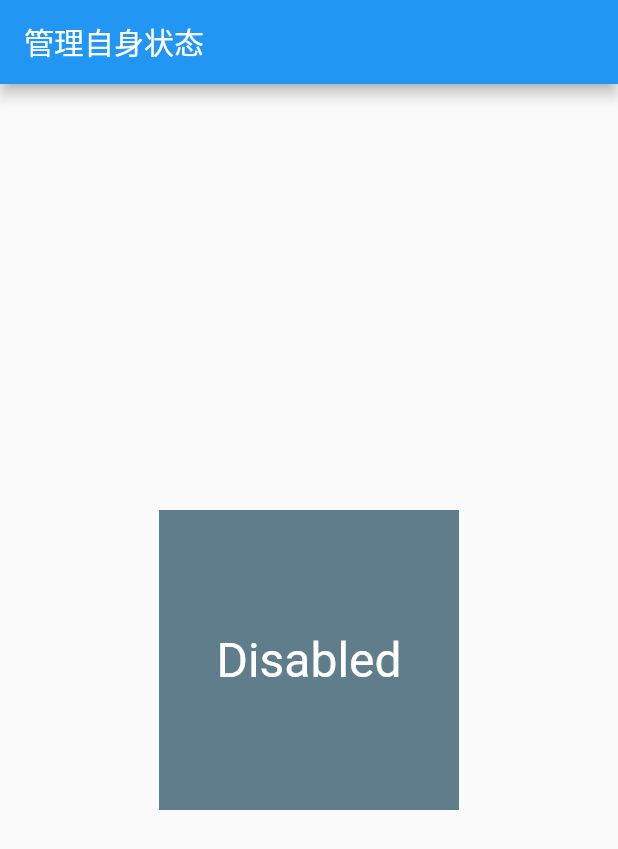
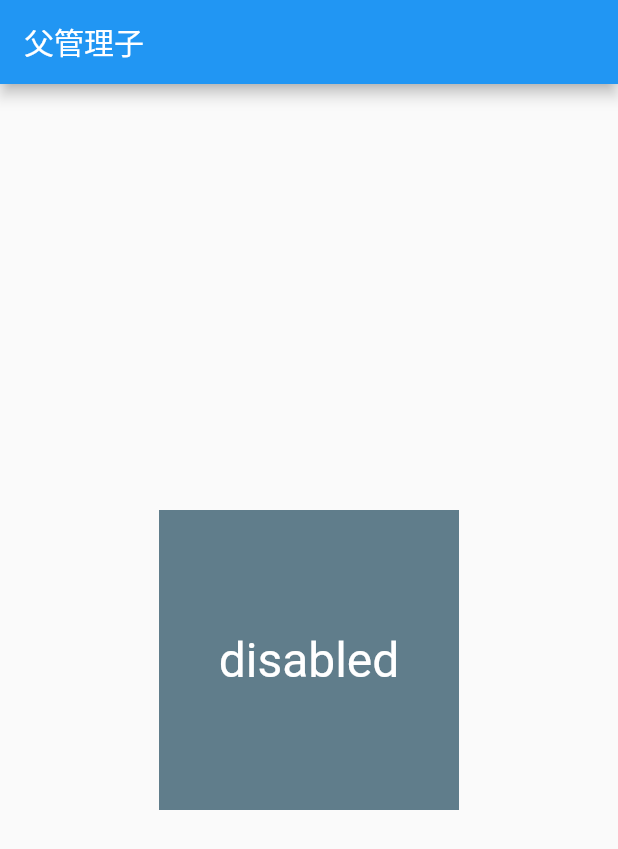
Before and after one commit to chublur/flutter-ex, a Flutter app: the screen it shows after launch, on a phone screen of 412 x 824 dp. Shown: the top 849 px of the screen. Run offline on Flutter 3.47's test engine with Material 2 defaults, Android fonts, the phone set to English and light mode, and no system bars; our stand-ins replace dio, fluttertoast, get, photo_view; missing offline and left inert: dart:html.

Commit message:
1.父对子状态管理

```diff
--- a/flutterdemo01/lib/main.dart
+++ b/flutterdemo01/lib/main.dart
@@ -47,7 +47,8 @@ class MyApp extends StatelessWidget {
       initialRoute: '/',
       onGenerateRoute: onGenerateRoute,
       home:
-      const MyState(),
+      // const MyState(),
+      const MyFather(),
       // const MyLanguage(),
       // const CardPerspectiveDemoPage(),
       // const ChangeTheme(),
--- a/flutterdemo01/lib/pages/state/state.dart
+++ b/flutterdemo01/lib/pages/state/state.dart
@@ -1,5 +1,4 @@
 import 'package:flutter/material.dart';
-
 
 // 管理自身状态
 class MyState extends StatefulWidget {
@@ -12,15 +11,18 @@ class MyState extends StatefulWidget {
 class _MyStateState extends State<MyState> {
   bool _active = false;
   @override
-  void _handleState(){
+  void _handleState() {
     setState(() {
       _active = !_active;
     });
   }
+
   @override
   Widget build(BuildContext context) {
     return Scaffold(
-      appBar: AppBar(title: const Text("管理自身状态"),),
+      appBar: AppBar(
+        title: const Text("管理自身状态"),
+      ),
       // 监听自身事件
       body: GestureDetector(
         onTap: _handleState,
@@ -28,9 +30,13 @@ class _MyStateState extends State<MyState> {
           child: Container(
             width: 200,
             height: 200,
-            decoration: BoxDecoration(color: _active?Colors.blue:Colors.blueGrey),
+            decoration:
+                BoxDecoration(color: _active ? Colors.blue : Colors.blueGrey),
             child: Center(
-              child: Text(_active?'Active':'Disabled',style:const TextStyle(fontSize: 32,color: Colors.white),),
+              child: Text(
+                _active ? 'Active' : 'Disabled',
+                style: const TextStyle(fontSize: 32, color: Colors.white),
+              ),
             ),
           ),
         ),
@@ -38,3 +44,63 @@ class _MyStateState extends State<MyState> {
     );
   }
 }
+
+// --------父Widget管理子Widget的状态-----------
+class MyFather extends StatefulWidget {
+  const MyFather({super.key});
+
+  @override
+  State<MyFather> createState() => _MyFatherState();
+}
+
+class _MyFatherState extends State<MyFather> {
+  bool _active = false;
+  void handleTap(bool newval) {
+    setState(() {
+      _active = newval;
+    });
+  }
+
+  @override
+  Widget build(BuildContext context) {
+    return Scaffold(
+      appBar: AppBar(
+        title: const Text('父管理子'),
+      ),
+      body: MySon(
+        active: _active,
+        onChange: handleTap,
+      ),
+    );
+  }
+}
+
+class MySon extends StatelessWidget {
+  final bool active;
+  // 函数类型的变量 传入值为bool
+  final ValueChanged<bool> onChange;
+  const MySon({super.key, required this.active, required this.onChange});
+  void changeState() {
+    onChange(!active);
+  }
+
+  @override
+  Widget build(BuildContext context) {
+    return GestureDetector(
+      onTap: changeState,
+      child: Center(
+        child: Container(
+          width: 200,
+          height: 200,
+          color: active ? Colors.blue : Colors.blueGrey,
+          child: Center(
+            child: Text(
+              active ? 'active' : 'disabled',
+              style: const TextStyle(fontSize: 32, color: Colors.white),
+            ),
+          ),
+        ),
+      ),
+    );
+  }
+}
```
